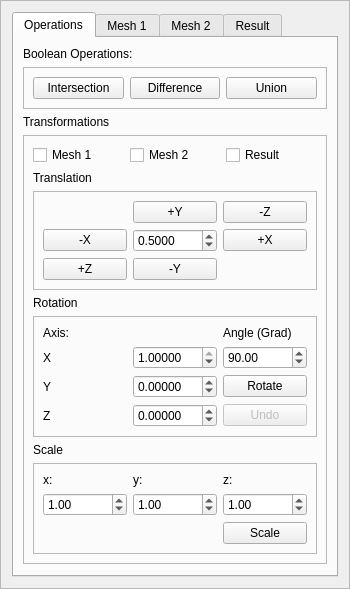
First picture: the form in igl/gui/booleansmanager.ui, repository alemuntoni/HeightFieldDecomposition, before the edit.
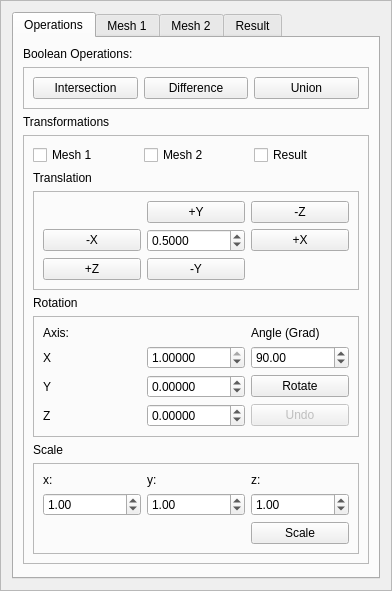
Second picture: the form after the edit.

The edit to the form file:
```diff
--- a/igl/gui/booleansmanager.ui
+++ b/igl/gui/booleansmanager.ui
@@ -6,8 +6,8 @@
    <rect>
     <x>0</x>
     <y>0</y>
-    <width>343</width>
-    <height>570</height>
+    <width>392</width>
+    <height>591</height>
    </rect>
   </property>
   <property name="windowTitle">
```
